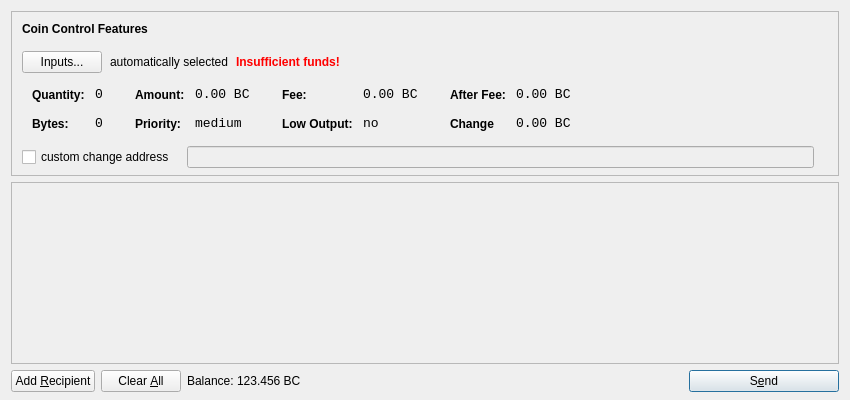
Old version of the form src/qt/forms/sendcoinsdialog.ui in the repository MintcoinCommunity/Mintcoin-Desktop-Wallet.
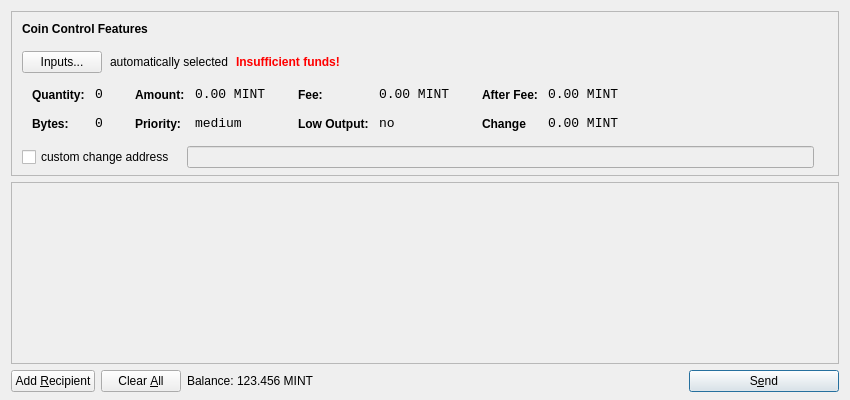
New version of the form. Icons and pictures are not drawn.

```diff
--- a/src/qt/forms/sendcoinsdialog.ui
+++ b/src/qt/forms/sendcoinsdialog.ui
@@ -321,7 +321,7 @@
                   <enum>Qt::ActionsContextMenu</enum>
                  </property>
                  <property name="text">
-                  <string>0.00 BC</string>
+                  <string>0.00 MINT</string>
                  </property>
                  <property name="textInteractionFlags">
                   <set>Qt::LinksAccessibleByMouse|Qt::TextSelectableByKeyboard|Qt::TextSelectableByMouse</set>
@@ -407,7 +407,7 @@
                   <enum>Qt::ActionsContextMenu</enum>
                  </property>
                  <property name="text">
-                  <string>0.00 BC</string>
+                  <string>0.00 MINT</string>
                  </property>
                  <property name="textInteractionFlags">
                   <set>Qt::LinksAccessibleByMouse|Qt::TextSelectableByKeyboard|Qt::TextSelectableByMouse</set>
@@ -493,7 +493,7 @@
                   <enum>Qt::ActionsContextMenu</enum>
                  </property>
                  <property name="text">
-                  <string>0.00 BC</string>
+                  <string>0.00 MINT</string>
                  </property>
                  <property name="textInteractionFlags">
                   <set>Qt::LinksAccessibleByMouse|Qt::TextSelectableByKeyboard|Qt::TextSelectableByMouse</set>
@@ -525,7 +525,7 @@
                   <enum>Qt::ActionsContextMenu</enum>
                  </property>
                  <property name="text">
-                  <string>0.00 BC</string>
+                  <string>0.00 MINT</string>
                  </property>
                  <property name="textInteractionFlags">
                   <set>Qt::LinksAccessibleByMouse|Qt::TextSelectableByKeyboard|Qt::TextSelectableByMouse</set>
@@ -732,7 +732,7 @@
           <cursorShape>IBeamCursor</cursorShape>
          </property>
          <property name="text">
-          <string>123.456 BC</string>
+          <string>123.456 MINT</string>
          </property>
          <property name="textInteractionFlags">
           <set>Qt::LinksAccessibleByMouse|Qt::TextSelectableByKeyboard|Qt::TextSelectableByMouse</set>
```
